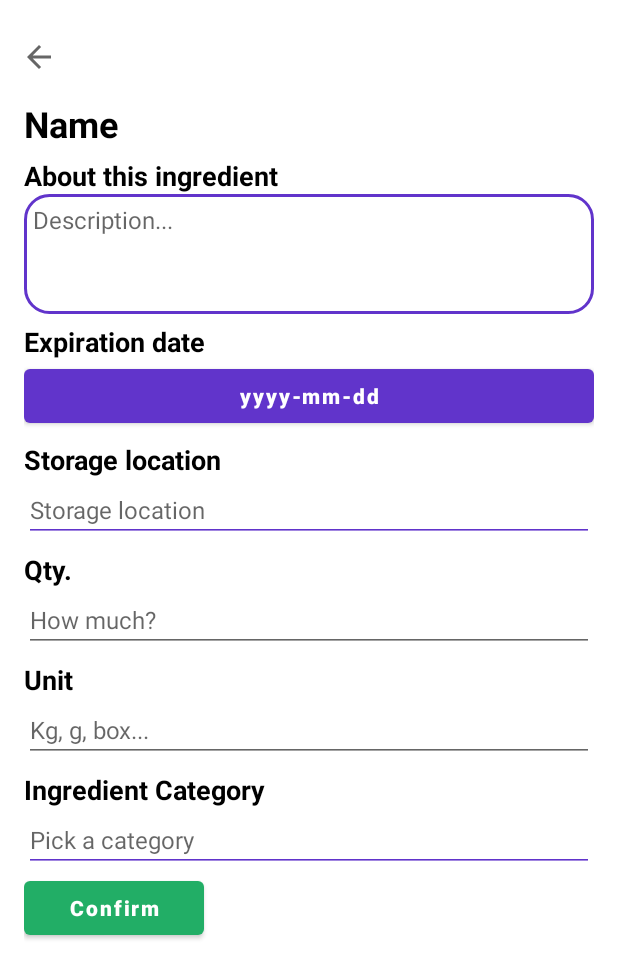
After one commit to CMPUT301F22T04/nosh, an Android app: the layout edit_ingredient_layout.xml on its own in the app's theme, with its tools: preview values and no code run, on a phone screen of 412 x 824 dp. The commit adds this screen. Shown: the top 978 px of the screen. Run offline under Robolectric (Android 15) with nearby library versions, the light colour scheme and no system bars.

Commit message:
Refactoring the editing and viewing of ingredients

```diff
--- a/app/src/main/java/com/example/nosh/entity/Ingredient.java
+++ b/app/src/main/java/com/example/nosh/entity/Ingredient.java
@@ -3,13 +3,14 @@ package com.example.nosh.entity;
 import com.google.common.hash.Hashing;
 import com.google.firebase.Timestamp;
 
+import java.io.Serializable;
 import java.util.Date;
 
 
 /**
  * Generalization ingredient (can be in ingredient storage, recipe, shopping list)
  */
-public class Ingredient {
+public class Ingredient implements Serializable {
 
     private boolean inStorage = false;
     private Date bestBeforeDate;
--- a/app/src/main/java/com/example/nosh/fragments/ingredients/StoredIngredientAdapter.java
+++ b/app/src/main/java/com/example/nosh/fragments/ingredients/StoredIngredientAdapter.java
@@ -32,6 +32,7 @@ public class StoredIngredientAdapter extends
 
     interface RecyclerViewListener {
         void onDeleteButtonClick(int pos);
+        void onEditClick(int pos);
     }
 
     void update(ArrayList<Ingredient> ingredients) {
--- a/app/src/main/java/com/example/nosh/fragments/ingredients/StoredIngredientViewHolder.java
+++ b/app/src/main/java/com/example/nosh/fragments/ingredients/StoredIngredientViewHolder.java
@@ -28,6 +28,8 @@ class StoredIngredientViewHolder extends RecyclerView.ViewHolder {
         public void onClick(View v) {
             if (v.getId() == delBtn.getId()) {
                 listener.onDeleteButtonClick(getAdapterPosition());
+            } else {
+                listener.onEditClick(getAdapterPosition());
             }
         }
     }
@@ -43,6 +45,7 @@ class StoredIngredientViewHolder extends RecyclerView.ViewHolder {
         ViewHolderListener viewHolderListener = new ViewHolderListener(listener);
 
         delBtn.setOnClickListener(viewHolderListener);
+        itemView.setOnClickListener(viewHolderListener);
     }
 
     TextView getNameTxtView() {
--- a/app/src/main/res/layout/activity_login.xml
+++ b/app/src/main/res/layout/activity_login.xml
@@ -3,7 +3,9 @@
     xmlns:app="http://schemas.android.com/apk/res-auto"
     android:layout_width="match_parent"
     android:layout_height="match_parent"
-    android:background="#F8F8F8">
+    android:background="#F8F8F8"
+    android:id="@+id/login_activity"
+    >
 
     <EditText
         android:id="@+id/login_password"
--- a/app/src/main/res/layout/activity_register.xml
+++ b/app/src/main/res/layout/activity_register.xml
@@ -1,10 +1,11 @@
 <?xml version="1.0" encoding="utf-8"?>
 <androidx.constraintlayout.widget.ConstraintLayout xmlns:android="http://schemas.android.com/apk/res/android"
     xmlns:app="http://schemas.android.com/apk/res-auto"
-    xmlns:tools="http://schemas.android.com/tools"
     android:layout_width="match_parent"
     android:layout_height="match_parent"
-    android:background="#F8F8F8">
+    android:background="#F8F8F8"
+    android:id="@+id/register_activity"
+    >
 
     <EditText
         android:id="@+id/confirmPassword"
--- /dev/null
+++ b/app/src/main/res/layout/edit_ingredient_layout.xml
@@ -0,0 +1,179 @@
+<?xml version="1.0" encoding="utf-8"?>
+<RelativeLayout xmlns:android="http://schemas.android.com/apk/res/android"
+    xmlns:app="http://schemas.android.com/apk/res-auto"
+    android:layout_width="match_parent"
+    android:layout_height="match_parent"
+    android:padding="16dp">
+
+    <ImageButton
+        android:id="@+id/cancel_edit"
+        android:layout_width="20dp"
+        android:layout_height="wrap_content"
+        android:src="?attr/actionModeCloseDrawable"
+        android:text="Cancel"
+        app:backgroundTint="#FFFFFF" />
+
+    <TextView
+        android:id="@+id/edit_name"
+        android:layout_width="match_parent"
+        android:layout_height="wrap_content"
+        android:layout_below="@id/cancel_edit"
+        android:layout_alignParentStart="true"
+        android:paddingTop="6dp"
+        android:text="Name"
+        android:textColor="#000000"
+        android:textSize="24sp"
+        android:textStyle="bold" />
+
+    <TextView
+        android:id="@+id/about"
+        android:layout_width="match_parent"
+        android:layout_height="wrap_content"
+        android:layout_below="@id/edit_name"
+        android:layout_alignParentStart="true"
+        android:paddingTop="6dp"
+        android:text="About this ingredient"
+        android:textColor="#000000"
+        android:textSize="18sp"
+        android:textStyle="bold" />
+
+    <EditText
+        android:id="@+id/edit_description"
+        android:layout_width="match_parent"
+        android:layout_height="80dp"
+        android:layout_below="@id/about"
+        android:layout_alignParentStart="true"
+        android:background="@drawable/description_border"
+        android:gravity="start"
+        android:hint="Description..."
+        android:inputType="textMultiLine"
+        android:maxLength="30"
+        android:paddingLeft="6dp"
+        android:paddingTop="6dp"
+        android:textSize="16sp" />
+
+    <TextView
+        android:id="@+id/best_before"
+        android:layout_width="match_parent"
+        android:layout_height="wrap_content"
+        android:layout_below="@id/edit_description"
+        android:layout_alignParentStart="true"
+        android:paddingTop="6dp"
+        android:text="Expiration date"
+        android:textColor="#000000"
+        android:textSize="18sp"
+        android:textStyle="bold" />
+
+    <Button
+        android:id="@+id/edit_date"
+        android:layout_width="match_parent"
+        android:layout_height="wrap_content"
+        android:layout_below="@id/best_before"
+        android:layout_alignParentStart="true"
+        android:text="yyyy-mm-dd"
+        android:textAllCaps="false"
+        android:textSize="14sp"
+        android:textStyle="bold"
+        app:backgroundTint="@color/nosh" />
+
+    <TextView
+        android:id="@+id/storage"
+        android:layout_width="match_parent"
+        android:layout_height="wrap_content"
+        android:layout_below="@id/edit_date"
+        android:layout_alignParentStart="true"
+        android:paddingTop="6dp"
+        android:text="Storage location"
+        android:textColor="#000000"
+        android:textSize="18dp"
+        android:textStyle="bold" />
+
+    <EditText
+        android:id="@+id/edit_storage_location"
+        android:layout_width="match_parent"
+        android:layout_height="wrap_content"
+        android:layout_below="@id/storage"
+        android:layout_alignParentStart="true"
+        android:hint="Storage location"
+        android:textAllCaps="false"
+        android:textSize="16sp"
+        app:backgroundTint="@color/nosh" />
+
+    <TextView
+        android:id="@+id/price"
+        android:layout_width="match_parent"
+        android:layout_height="wrap_content"
+        android:layout_below="@id/edit_storage_location"
+        android:layout_alignParentStart="true"
+        android:paddingTop="6dp"
+        android:text="Qty."
+        android:textColor="#000000"
+        android:textSize="18dp"
+        android:textStyle="bold" />
+
+    <EditText
+        android:id="@+id/edit_qty"
+        android:layout_width="match_parent"
+        android:layout_height="wrap_content"
+        android:layout_below="@id/price"
+        android:layout_alignParentStart="true"
+        android:hint="How much?"
+        android:inputType="number"
+        android:textSize="16sp" />
+
+    <TextView
+        android:id="@+id/count"
+        android:layout_width="match_parent"
+        android:layout_height="wrap_content"
+        android:layout_below="@id/edit_qty"
+        android:layout_alignParentStart="true"
+        android:paddingTop="6dp"
+        android:text="Unit"
+        android:textColor="#000000"
+        android:textSize="18dp"
+        android:textStyle="bold" />
+
+    <EditText
+        android:id="@+id/edit_unit"
+        android:layout_width="match_parent"
+        android:layout_height="wrap_content"
+        android:layout_below="@id/count"
+        android:layout_alignParentStart="true"
+        android:hint="Kg, g, box..."
+        android:inputType="number"
+        android:textSize="16sp" />
+
+    <TextView
+        android:id="@+id/category"
+        android:layout_width="match_parent"
+        android:layout_height="wrap_content"
+        android:layout_below="@id/edit_unit"
+        android:layout_alignParentStart="true"
+        android:paddingTop="6dp"
+        android:text="Ingredient Category"
+        android:textColor="#000000"
+        android:textSize="18dp"
+        android:textStyle="bold" />
+
+    <EditText
+        android:id="@+id/edit_ingredient_category"
+        android:layout_width="match_parent"
+        android:layout_height="wrap_content"
+        android:layout_below="@id/category"
+        android:layout_alignParentStart="true"
+        android:hint="Pick a category"
+        android:textAllCaps="false"
+        android:textSize="16sp"
+        app:backgroundTint="@color/nosh" />
+
+    <Button
+        android:id="@+id/submit_edit"
+        android:layout_width="120dp"
+        android:layout_height="wrap_content"
+        android:layout_below="@id/edit_ingredient_category"
+        android:layout_alignParentStart="true"
+        android:text="Confirm"
+        android:textAllCaps="false"
+        android:textStyle="bold"
+        app:backgroundTint="#22AE66" />
+</RelativeLayout>
```
Also changed, not shown: app/src/main/java/com/example/nosh/fragments/ingredients/AddIngredientDialog.java (+12 -0 lines), app/src/main/java/com/example/nosh/fragments/ingredients/EditIngredientDialog.java (added, +183 -0 lines), app/src/main/java/com/example/nosh/fragments/ingredients/IngredientsFragment.java (+21 -0 lines).
